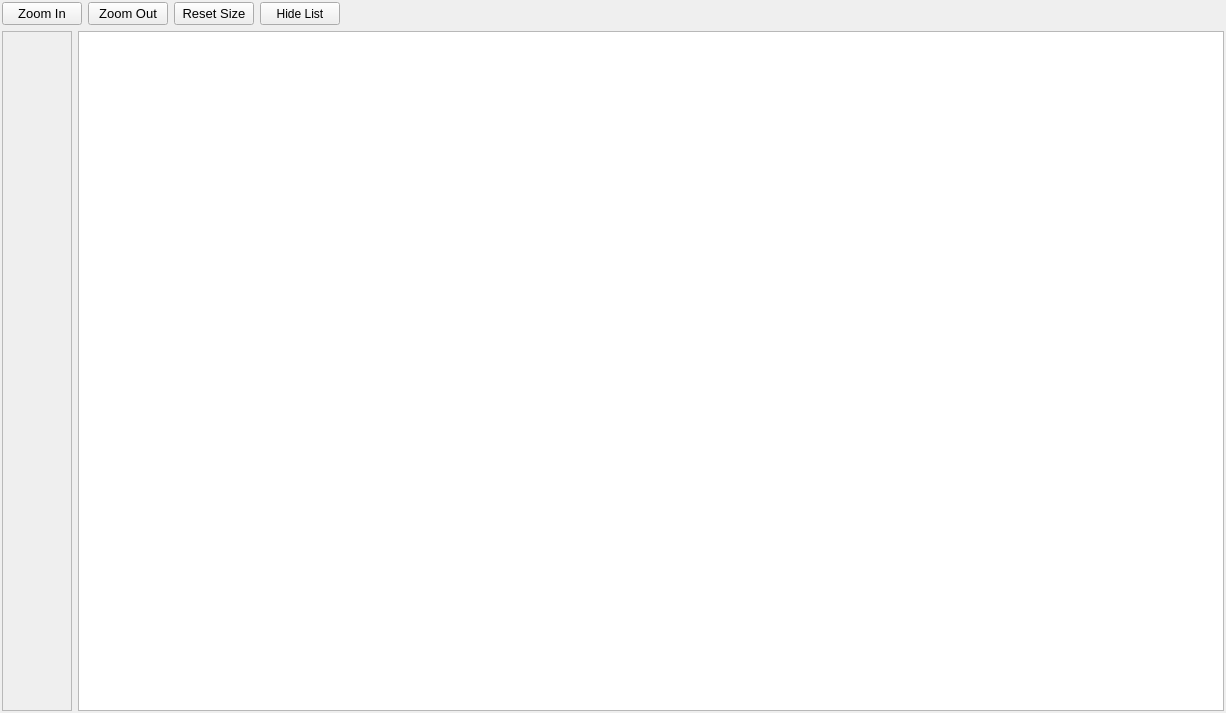
Above: gm-companion/tools/mapviewertool.ui from PhilInTheGaps/GM-Companion before the change. Below: the same form after it.
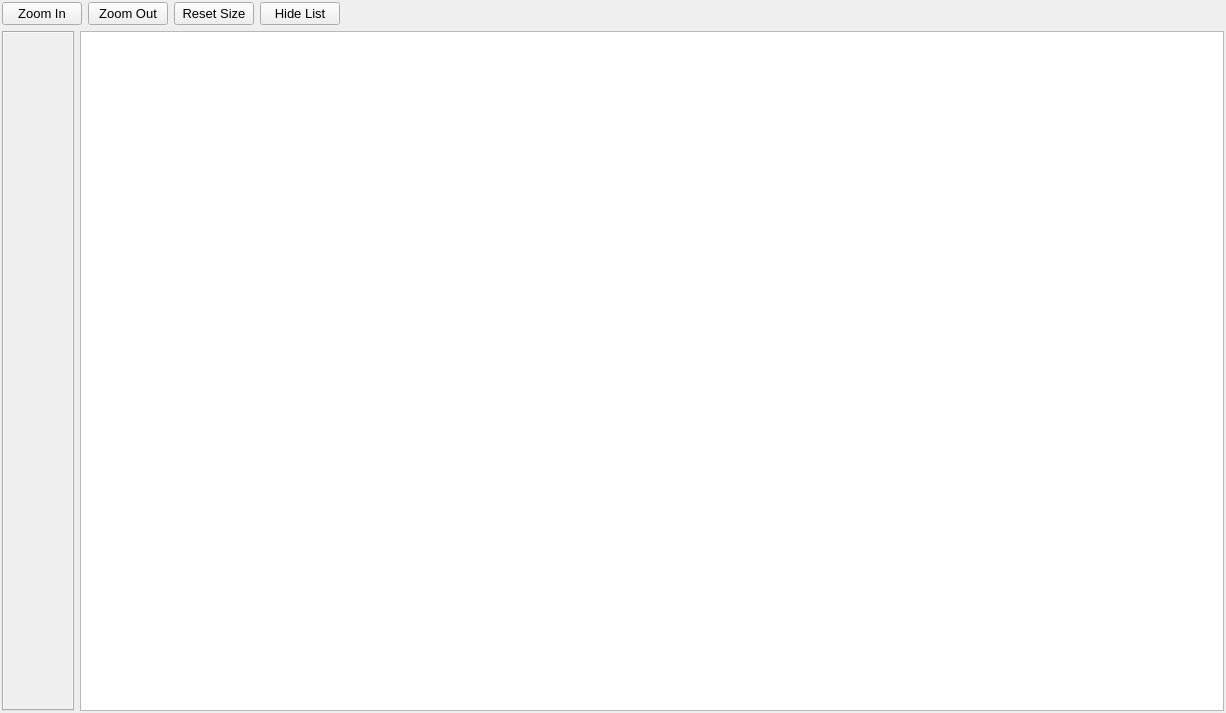
That is the form after the change. Icons and pictures are not drawn.

Commit message: Added support for addon maps

```diff
--- a/gm-companion/tools/mapviewertool.ui
+++ b/gm-companion/tools/mapviewertool.ui
@@ -118,6 +118,11 @@
          <height>0</height>
         </size>
        </property>
+       <property name="font">
+        <font>
+         <pointsize>10</pointsize>
+        </font>
+       </property>
        <property name="text">
         <string>Hide List</string>
        </property>
@@ -141,6 +146,52 @@
    <item>
     <layout class="QHBoxLayout" name="horizontalLayout_2">
      <item>
+      <widget class="QTabWidget" name="tabWidget">
+       <property name="sizePolicy">
+        <sizepolicy hsizetype="Maximum" vsizetype="Expanding">
+         <horstretch>0</horstretch>
+         <verstretch>0</verstretch>
+        </sizepolicy>
+       </property>
+       <property name="maximumSize">
+        <size>
+         <width>210</width>
+         <height>16777215</height>
+        </size>
+       </property>
+       <property name="tabPosition">
+        <enum>QTabWidget::West</enum>
+       </property>
+       <property name="currentIndex">
+        <number>0</number>
+       </property>
+       <property name="movable">
+        <bool>true</bool>
+       </property>
+       <property name="tabBarAutoHide">
+        <bool>true</bool>
+       </property>
+       <widget class="QWidget" name="tab_custom">
+        <attribute name="title">
+         <string>Custom</string>
+        </attribute>
+        <layout class="QVBoxLayout" name="verticalLayout">
+         <property name="spacing">
+          <number>0</number>
+         </property>
+         <property name="leftMargin">
+          <number>0</number>
+         </property>
+         <property name="topMargin">
+          <number>0</number>
+         </property>
+         <property name="rightMargin">
+          <number>0</number>
+         </property>
+         <property name="bottomMargin">
+          <number>0</number>
+         </property>
+         <item>
       <widget class="QScrollArea" name="scrollArea_mapButtons">
        <property name="sizePolicy">
         <sizepolicy hsizetype="Minimum" vsizetype="Expanding">
@@ -150,10 +201,13 @@
        </property>
        <property name="maximumSize">
         <size>
-         <width>200</width>
+             <width>16777215</width>
          <height>16777215</height>
         </size>
        </property>
+           <property name="frameShape">
+            <enum>QFrame::NoFrame</enum>
+           </property>
        <property name="horizontalScrollBarPolicy">
         <enum>Qt::ScrollBarAlwaysOff</enum>
        </property>
@@ -165,10 +219,14 @@
          <rect>
           <x>0</x>
           <y>0</y>
-          <width>68</width>
-          <height>672</height>
-         </rect>
-        </property>
+              <width>96</width>
+              <height>671</height>
+             </rect>
+            </property>
+           </widget>
+          </widget>
+         </item>
+        </layout>
        </widget>
       </widget>
      </item>
```
Lines whose indentation alone changed are shown as unchanged. The commit also changes 2 other files.
